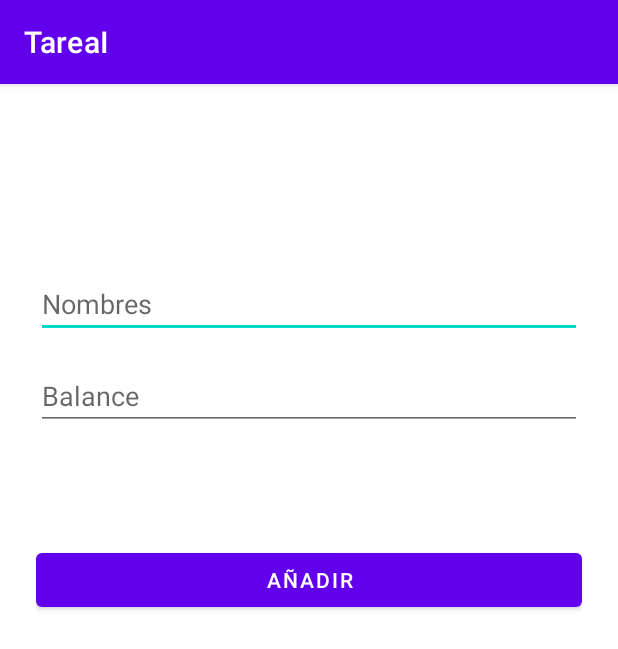
After one commit to ManuelHernandez24/TareaILabAplicadaII, an Android app: the fragment AddFragment shown on its own in the app's theme, on a phone screen of 412 x 824 dp. The commit adds this screen. Shown: the top 649 px of the screen. Run offline under Robolectric (Android 15) with nearby library versions, the phone set to English and light mode, and no system bars.

Commit message:
Comenzando a diseñar la iu

```diff
--- a/app/build.gradle
+++ b/app/build.gradle
@@ -39,6 +39,7 @@ dependencies {
     implementation 'androidx.appcompat:appcompat:1.4.1'
     implementation 'com.google.android.material:material:1.6.0'
     implementation 'androidx.constraintlayout:constraintlayout:2.1.3'
+    implementation 'androidx.legacy:legacy-support-v4:1.0.0'
     testImplementation 'junit:junit:4.13.2'
     androidTestImplementation 'androidx.test.ext:junit:1.1.3'
     androidTestImplementation 'androidx.test.espresso:espresso-core:3.4.0'
--- /dev/null
+++ b/app/src/main/java/com/aplicada2/tareai/fragments/add/AddFragment.kt
@@ -0,0 +1,19 @@
+package com.aplicada2.tareai.fragments.add
+
+import android.os.Bundle
+import androidx.fragment.app.Fragment
+import android.view.LayoutInflater
+import android.view.View
+import android.view.ViewGroup
+import com.aplicada2.tareai.R
+
+
+class AddFragment : Fragment() {
+
+    override fun onCreateView(
+        inflater: LayoutInflater, container: ViewGroup?,
+        savedInstanceState: Bundle?
+    ): View? {
+        return inflater.inflate(R.layout.fragment_add, container, false)
+    }
+}
--- /dev/null
+++ b/app/src/main/res/layout/fragment_add.xml
@@ -0,0 +1,44 @@
+<?xml version="1.0" encoding="utf-8"?>
+<androidx.constraintlayout.widget.ConstraintLayout xmlns:android="http://schemas.android.com/apk/res/android"
+    xmlns:app="http://schemas.android.com/apk/res-auto"
+    xmlns:tools="http://schemas.android.com/tools"
+    android:layout_width="match_parent"
+    android:layout_height="match_parent"
+    tools:context=".fragments.add.AddFragment"
+    android:padding="24dp">
+
+    <!-- TODO: Update blank fragment layout -->
+
+    <EditText
+        android:id="@+id/addNombres_et"
+        android:layout_width="match_parent"
+        android:layout_height="wrap_content"
+        android:layout_marginTop="100dp"
+        android:ems="10"
+        android:hint="Nombres"
+        android:inputType="textPersonName"
+        app:layout_constraintTop_toTopOf="parent"
+        tools:layout_editor_absoluteX="100dp" />
+
+    <EditText
+        android:id="@+id/addBalance_et"
+        android:layout_width="match_parent"
+        android:layout_height="wrap_content"
+        android:layout_marginTop="16dp"
+        android:ems="10"
+        android:hint="Balance"
+        android:inputType="number"
+        app:layout_constraintTop_toBottomOf="@+id/addNombres_et"
+        tools:layout_editor_absoluteX="99dp" />
+
+    <Button
+        android:id="@+id/add_btn"
+        android:layout_width="match_parent"
+        android:layout_height="wrap_content"
+        android:layout_marginTop="76dp"
+        android:text="Añadir"
+        app:layout_constraintEnd_toEndOf="parent"
+        app:layout_constraintStart_toStartOf="parent"
+        app:layout_constraintTop_toBottomOf="@+id/addBalance_et" />
+
+</androidx.constraintlayout.widget.ConstraintLayout>
--- a/app/src/main/res/values/strings.xml
+++ b/app/src/main/res/values/strings.xml
@@ -1,3 +1,5 @@
 <resources>
     <string name="app_name">TareaI</string>
+    <!-- TODO: Remove or change this placeholder text -->
+    <string name="hello_blank_fragment">Hello blank fragment</string>
 </resources>
```
Also changed, not shown: app/src/main/res/drawable/ic_add.xml (added, +10 -0 lines), app/src/main/res/layout/activity_main.xml (+11 -8 lines), app/src/main/res/layout/fragment_list.xml (added, +31 -0 lines), app/src/main/res/navigation/my_nav.xml (added, +26 -0 lines).
